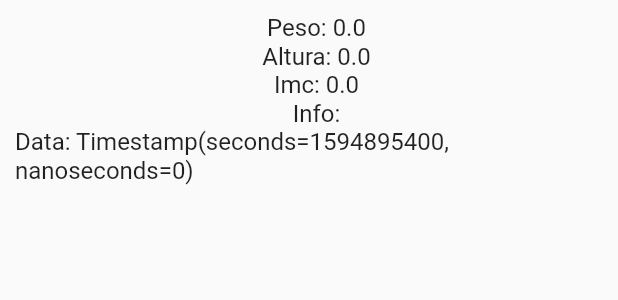
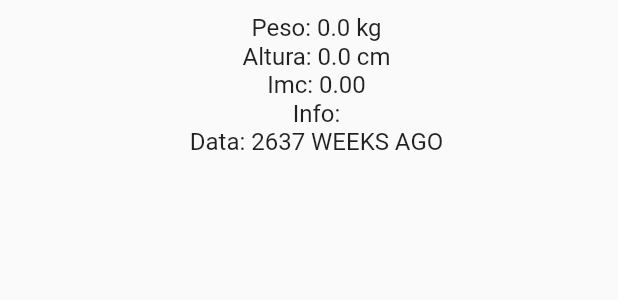
Before and after one commit to vicente1603/MicroNews, a Flutter app: the ListTileImc widget shown alone on an empty page, opened directly with empty values, on a phone screen of 412 x 824 dp. Shown: the top 300 px of the screen. Run offline on Flutter 3.47's test engine with Material 2 defaults, Android fonts, the phone set to English and light mode, and no system bars; our stand-ins replace cloud_firestore, firebase_auth, firebase_storage, flutter_datetime_picker, flutter_local_notifications, google_sign_in and 8 more; missing offline and left inert: bezier_chart, firebase_helpers; accounts and stored records are empty; statements that could not run were skipped.

Commit message:
Correção da lista de imc e mudanças no layout do gráfico

```diff
--- a/lib/screens/registro_imc_screen.dart
+++ b/lib/screens/registro_imc_screen.dart
@@ -68,7 +68,7 @@ class _RegistroImcScreenState extends State<RegistroImcScreen> {
       "altura": altura,
       "imc": imc,
       "info": _info,
-      "data": DateTime.now()
+      "data": DateTime.now().toUtc().millisecondsSinceEpoch
     });
   }
 
--- /dev/null
+++ b/lib/tiles/imc_tile.dart
@@ -0,0 +1,118 @@
+import 'package:flutter/material.dart';
+import 'package:intl/intl.dart';
+
+class ListTileImc extends StatefulWidget {
+  String id;
+  double peso;
+  double altura;
+  double imc;
+  String info;
+  int data;
+
+  ListTileImc(this.id, this.peso, this.altura, this.imc, this.info, this.data);
+
+  @override
+  _ListTileImcState createState() => _ListTileImcState();
+}
+
+class _ListTileImcState extends State<ListTileImc> {
+  String id;
+  double peso;
+  double altura;
+  double imc;
+  String info;
+  int data;
+
+  @override
+  void initState() {
+    id = widget.id;
+    peso = widget.peso;
+    altura = widget.altura;
+    imc = widget.imc;
+    info = widget.info;
+    data = widget.data;
+    super.initState();
+  }
+
+  @override
+  Widget build(BuildContext context) {
+    var _data = converterTimestamp(data);
+
+    return ListTile(
+        contentPadding: EdgeInsets.only(top: 5, left: 10),
+        title: Column(
+          children: <Widget>[
+            Row(
+              mainAxisAlignment: MainAxisAlignment.center,
+              children: <Widget>[
+                Text("Peso: $peso kg"),
+              ],
+            ),
+            Row(
+              mainAxisAlignment: MainAxisAlignment.center,
+              children: <Widget>[
+                Text("Altura: $altura cm"),
+              ],
+            ),
+            Row(
+              mainAxisAlignment: MainAxisAlignment.center,
+              children: <Widget>[
+                Text("Imc: " + imc.toStringAsPrecision(3)),
+              ],
+            ),
+            Row(
+              mainAxisAlignment: MainAxisAlignment.center,
+              children: <Widget>[
+                Expanded(
+                  child: Text(
+                    "Info: $info",
+                    textAlign: TextAlign.center,
+                  ),
+                ),
+              ],
+            ),
+            Row(
+              mainAxisAlignment: MainAxisAlignment.center,
+              children: <Widget>[
+                Expanded(
+                  child: Text(
+                    "Data: $_data",
+                    textAlign: TextAlign.center,
+                  ),
+                ),
+              ],
+            ),
+          ],
+        ));
+  }
+
+  String converterTimestamp(int timestamp) {
+    var now = new DateTime.now();
+    var date = DateTime.fromMillisecondsSinceEpoch(timestamp);
+    var formattedDate = DateFormat("dd/MM/yyyy").format(date); // 16/07/2020
+    var diff = now.difference(date);
+    var time = '';
+
+    if (diff.inSeconds <= 0 ||
+        diff.inSeconds > 0 && diff.inMinutes == 0 ||
+        diff.inMinutes > 0 && diff.inHours == 0 ||
+        diff.inHours > 0 && diff.inDays == 0) {
+      time = formattedDate;
+    } else if (diff.inDays > 0 && diff.inDays < 7) {
+      if (diff.inDays == 1) {
+        time = diff.inDays.toString() + ' DAY AGO';
+      } else {
+        time = diff.inDays.toString() + ' DAYS AGO';
+      }
+    } else {
+      if (diff.inDays == 7) {
+        time = (diff.inDays / 7).floor().toString() + ' WEEK AGO';
+      } else {
+        time = (diff.inDays / 7).floor().toString() + ' WEEKS AGO';
+      }
+    }
+
+    return time;
+  }
+
+}
```
Also changed, not shown: lib/tabs/desenvolvimento_infantil_tab.dart (+55 -183 lines).
